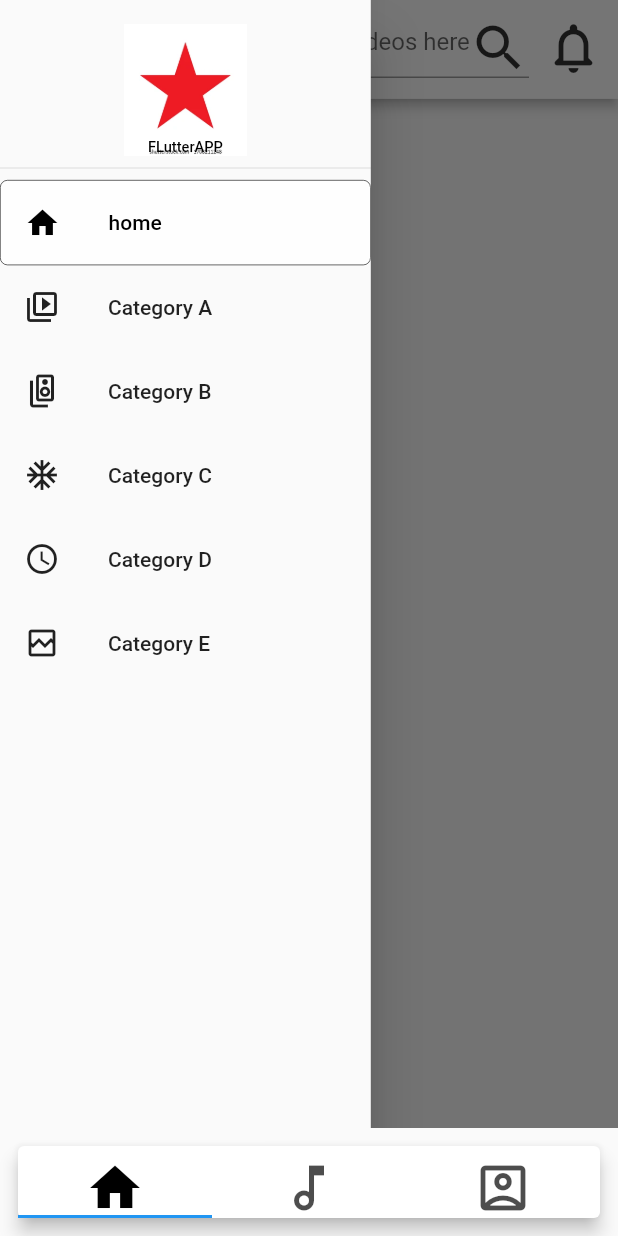
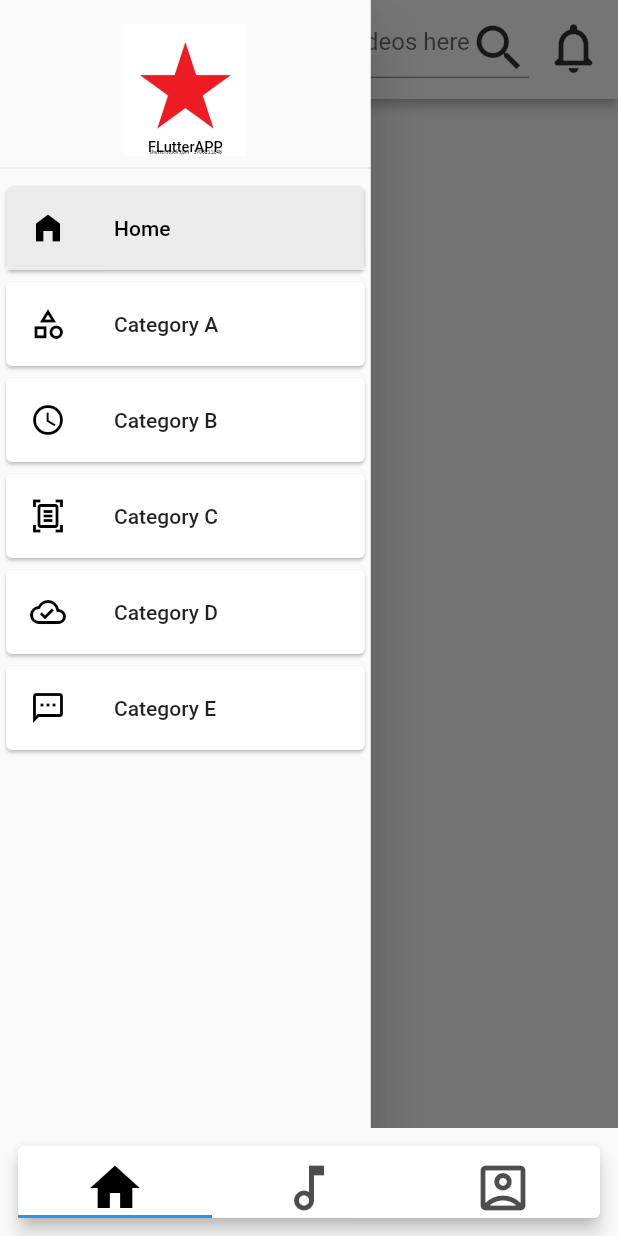
Before and after one commit to SaqibWani273/app1, a Flutter app: the screen it shows after launch, in the side drawer, after a tap on "FLutterAPP", on a phone screen of 412 x 824 dp. Run offline on Flutter 3.47's test engine with Material 2 defaults, Android fonts, the light colour scheme and no system bars; our stand-ins replace firebase_core, firebase_database, youtube_player_flutter; accounts and stored records are empty.

Commit message:
optimized and documented a bit

```diff
--- a/lib/main.dart
+++ b/lib/main.dart
@@ -4,7 +4,7 @@ import 'package:provider/provider.dart';
 import 'screens/all_screens.dart';
 import 'package:firebase_core/firebase_core.dart';
 import 'firebase_options.dart';
-import 'screens/home/home_data.dart';
+import 'screens/home/models/home_data.dart';
 
 Future<void> main() async {
   WidgetsFlutterBinding.ensureInitialized();
@@ -42,9 +42,11 @@ class _MyAppState extends State<MyApp> with SingleTickerProviderStateMixin {
       body: TabBarView(
         controller: _tabController,
         children: [
-          Consumer(builder: ((context, _, __) => Home())),
-          Audios(),
-          Profile(),
+          Consumer<HomeData>(
+            builder: ((context, homeData, _) => Home(homeData)),
+          ),
+          const Audios(),
+          const Profile(),
         ],
       ),
       bottomNavigationBar: myBottomNavigationBar(),
--- a/lib/screens/all_screens.dart
+++ b/lib/screens/all_screens.dart
@@ -1,4 +1,4 @@
-export 'home/home.dart';
+export 'home/widgets/home.dart';
 export 'audios.dart';
 export 'profile.dart';
-export 'home/my_app_bar.dart';
+export 'home/widgets/my_app_bar.dart';
--- a/lib/screens/home/categories.dart
+++ /dev/null
@@ -1,16 +0,0 @@
-import 'package:flutter/src/widgets/container.dart';
-import 'package:flutter/src/widgets/framework.dart';
-
-class Categories extends StatefulWidget {
-  const Categories({super.key});
-
-  @override
-  State<Categories> createState() => _CategoriesState();
-}
-
-class _CategoriesState extends State<Categories> {
-  @override
-  Widget build(BuildContext context) {
-    return Container();
-  }
-}
--- a/lib/screens/home/home_data.dart
+++ /dev/null
@@ -1,169 +0,0 @@
-//import 'dart:html';
-
-// import 'dart:js';
-
-import 'package:firebase_database/firebase_database.dart';
-import 'package:flutter/material.dart';
-
-class HomeData extends ChangeNotifier {
-  HomeData(BuildContext context);
-  //appIcon used in appbar on top
-  String appIcon = 'assets/images/app_icon.jpg';
-  String thumbnaiImage = 'assets/images/ab_lateef_bhat_modern_ss.png';
-  int currentTabIndex = 0;
-  String currentCategory = 'home';
-  changeCurrentTab(int index) {
-    currentTabIndex = index;
-    notifyListeners();
-  }
-
-  List<Map<String, String>> videosListMap = [];
-  late Map<String, Map> completeVideosList;
-  Future<List<Map<String, String>>> videosData() async {
-    try {
-      DatabaseReference ref =
-          FirebaseDatabase.instance.ref('completeVideosList');
-      final dataAtRef = await ref.get();
-
-      //casting data response to Map
-      completeVideosList = Map<String, Map>.from(
-        dataAtRef.value! as Map<Object?, Object?>,
-      );
-      //deep casting and traversing to get the actual data
-      setVideosListMap(completeVideosList);
-    } catch (e) {
-      print('error in firebase data fetching/videosData() function');
-    }
-    return videosListMap;
-  }
-
-  setVideosListMap(Map<String, Map> completeVideosList) {
-    videosListMap = [];
-    completeVideosList.forEach(
-      (categoryType, categoryMap) {
-        categoryMap.forEach((userId, value) {
-          // List<Map> videosList = value as List<Map>;
-          // print(videosList.length);
-          final userMap = Map<String, Map>.from(value);
-          userMap.forEach((videoId, value) {
-            // List<String> videosUrl = videoMap['videoUrl'];
-            // print('${videoMap.toString()} ......................');
-            final videoMap = Map<String, String>.from(value);
-            videosListMap.add(videoMap);
-          });
-        });
-      },
-    );
-  }
-
-  //my custom icon
-  IconData MyIcon(String iconName) {
-    switch (iconName) {
-      case 'home':
-        {
-          if (currentCategory == 'home') {
-            return Icons.home_sharp;
-          } else {
-            return Icons.home_outlined;
-          }
-        }
-      case 'Category A':
-        {
-          if (currentCategory == 'Category A') {
-            return Icons.video_collection_sharp;
-          } else {
-            return Icons.video_collection_outlined;
-          }
-        }
-      case 'Category B':
-        {
-          if (currentCategory == 'Category B') {
-            return Icons.speaker_group_sharp;
-          } else {
-            return Icons.speaker_group_outlined;
-          }
-        }
-      case 'Category C':
-        {
-          if (currentCategory == 'Category C') {
-            return Icons.ac_unit_sharp;
-          } else {
-            return Icons.ac_unit_outlined;
-          }
-        }
-      case 'Category D':
-        {
-          if (currentCategory == 'Category D') {
-            return Icons.access_time_filled_rounded;
-          } else {
-            return Icons.access_time_outlined;
-          }
-        }
-      case 'Category E':
-        {
-          if (currentCategory == 'Category E') {
-            return Icons.broken_image_sharp;
-          } else {
-            return Icons.broken_image_outlined;
-          }
-        }
-
-      default:
-        return Icons.abc_sharp;
-    }
-  }
-
-  // listtile in drawer
-  GestureDetector MyListTile<Widget>(String category, context) {
-    return GestureDetector(
-      onTap: () => changeCategory(category, context),
-      child: ListTile(
-        shape: currentCategory == category
-            ? RoundedRectangleBorder(
-                borderRadius: BorderRadius.circular(5),
-                side: BorderSide(width: 0.4),
-              )
-            : null,
-        selected: currentCategory == category ? true : false,
-        selectedTileColor: Colors.white70,
-        leading: Icon(
-          MyIcon(category),
-          color: currentCategory == category ? Colors.black : Colors.black87,
-        ),
-        title: Text(
-          category,
-          style: TextStyle(
-            color: currentCategory == category ? Colors.black : Colors.black87,
-          ),
-        ),
-      ),
-    );
-  }
-
-// to change category in drawer
-  changeCategory(String selectedCategory, BuildContext context) {
-    currentCategory = selectedCategory;
-    if (selectedCategory == 'home') {
-      setVideosListMap(completeVideosList);
-    } else {
-      videosListMap = [];
-      print('selected Category = $selectedCategory');
-
-      Map selectedMapCategory = completeVideosList['$selectedCategory']!;
-      selectedMapCategory.forEach((userId, value) {
-        // List<Map> videosList = value as List<Map>;
-
-        final userMap = Map<String, Map>.from(value);
-        userMap.forEach((videoId, value) {
-          // List<String> videosUrl = videoMap['videoUrl'];
-
-          final videoMap = Map<String, String>.from(value);
-          videosListMap.add(videoMap);
-        });
-      });
-    }
-    Navigator.of(context).pop();
-
-    notifyListeners();
-  }
-}
--- /dev/null
+++ b/lib/screens/home/models/home_data.dart
@@ -0,0 +1,117 @@
+import 'package:firebase_database/firebase_database.dart';
+import 'package:flutter/material.dart';
+
+class HomeData extends ChangeNotifier {
+  HomeData(BuildContext context);
+  //appIcon used in appbar on top
+  String appIcon = 'assets/images/app_icon.jpg';
+  String thumbnaiImage = 'assets/images/ab_lateef_bhat_modern_ss.png';
+  int currentTabIndex = 0;
+  //categories in drawer of home tab
+  String currentCategory = 'Home';
+  changeCurrentTab(int index) {
+    currentTabIndex = index;
+    notifyListeners();
+  }
+
+  List<Map<String, String>> videosListMap = [];
+  late Map<String, Map> completeVideosList;
+  Future<List<Map<String, String>>> videosData() async {
+    try {
+      DatabaseReference ref =
+          FirebaseDatabase.instance.ref('completeVideosList');
+      final dataAtRef = await ref.get();
+
+      //casting data response to Map
+      completeVideosList = Map<String, Map>.from(
+        dataAtRef.value! as Map<Object?, Object?>,
+      );
+      //deep casting and traversing to get the actual data
+      setVideosListMap();
+    } catch (e) {
+      print('error in firebase data fetching/videosData() function');
+    }
+    return videosListMap;
+  }
+
+  setVideosListMap() {
+    videosListMap = [];
+    completeVideosList.forEach(
+      (categoryType, categoryMap) {
+        categoryMap.forEach((userId, value) {
+          // List<Map> videosList = value as List<Map>;
+          // print(videosList.length);
+          final userMap = Map<String, Map>.from(value);
+          userMap.forEach((videoId, value) {
+            // List<String> videosUrl = videoMap['videoUrl'];
+            // print('${videoMap.toString()} ......................');
+            final videoMap = Map<String, String>.from(value);
+            videosListMap.add(videoMap);
+          });
+        });
+      },
+    );
+  }
+
+  // list of listTiles data
+  final List<Map<String, dynamic>> listTiles = [
+    {
+      'title': 'Home',
+      'filledIcon': Icons.home_filled,
+      'outlinedIcon': Icons.home_outlined
+    },
+    {
+      'title': 'Category A',
+      'filledIcon': Icons.category_sharp,
+      'outlinedIcon': Icons.category_outlined,
+    },
+    {
+      'title': 'Category B',
+      'filledIcon': Icons.access_time_filled,
+      'outlinedIcon': Icons.access_time_outlined,
+    },
+    {
+      'title': 'Category C',
+      'filledIcon': Icons.document_scanner_sharp,
+      'outlinedIcon': Icons.document_scanner_outlined,
+    },
+    {
+      'title': 'Category D',
+      'filledIcon': Icons.cloud_done_sharp,
+      'outlinedIcon': Icons.cloud_done_outlined,
+    },
+    {
+      'title': 'Category E',
+      'filledIcon': Icons.sms_rounded,
+      'outlinedIcon': Icons.sms_outlined,
+    },
+  ];
+// to change category in drawer
+  changeCategory(String selectedCategory, BuildContext context) {
+    currentCategory = selectedCategory;
+    //if category == home get all the videos
+    if (selectedCategory == 'Home') {
+      setVideosListMap();
+    }
+    // else get the particular category videos
+    else {
+      videosListMap = [];
+
+      Map selectedMapCategory = completeVideosList['$selectedCategory']!;
+      selectedMapCategory.forEach((userId, value) {
+        // List<Map> videosList = value as List<Map>;
+
+        final userMap = Map<String, Map>.from(value);
+        userMap.forEach((videoId, value) {
+          // List<String> videosUrl = videoMap['videoUrl'];
+
+          final videoMap = Map<String, String>.from(value);
+          videosListMap.add(videoMap);
+        });
+      });
+    }
+    Navigator.of(context).pop();
+
+    notifyListeners();
+  }
+}
--- a/lib/screens/home/my_drawer.dart
+++ /dev/null
@@ -1,65 +0,0 @@
-import 'package:flutter/material.dart';
-import 'package:provider/provider.dart';
-
-import 'home_data.dart';
-
-class MyDrawer extends StatelessWidget {
-  const MyDrawer({
-    Key? key,
-  }) : super(key: key);
-
-  @override
-  Widget build(BuildContext context) {
-    print('drawer build');
-    final homeData = Provider.of<HomeData>(context, listen: false);
-    return Drawer(
-      child: ListView(
-        // Important: Remove any padding from the ListView.
-        padding: EdgeInsets.zero,
-        children: [
-          SizedBox(
-            height: 120,
-            child: DrawerHeader(
-              child: GestureDetector(
-                onTap: () {
-                  print('image clicked');
-                },
-                child: Stack(
-                  alignment: Alignment.bottomCenter,
-                  children: [
-                    Image.asset(Provider.of<HomeData>(context).appIcon,
-                        fit: BoxFit.cover),
-                    const SizedBox(
-                      height: 5,
-                    ),
-                    Container(
-                      constraints: const BoxConstraints(
-                        maxWidth: 50.0,
-                      ),
-                      child: const FittedBox(
-                        fit: BoxFit.scaleDown,
-                        child: Text(
-                          'FLutterAPP',
-                          style: TextStyle(
-                            color: Colors.black,
-                            fontSize: 24,
-                          ),
-                        ),
-                      ),
-                    ),
-                  ],
-                ),
-              ),
-            ),
-          ),
-          homeData.MyListTile('home', context),
-          homeData.MyListTile('Category A', context),
-          homeData.MyListTile('Category B', context),
-          homeData.MyListTile('Category C', context),
-          homeData.MyListTile('Category D', context),
-          homeData.MyListTile('Category E', context),
-        ],
-      ),
-    );
-  }
-}
--- a/lib/screens/home/home.dart
+++ b/lib/screens/home/widgets/home.dart
@@ -1,13 +1,14 @@
-import 'package:app_for_publishing/screens/home/home_data.dart';
-import 'package:app_for_publishing/screens/home/my_video_player.dart';
 import 'package:flutter/material.dart';
 import 'package:provider/provider.dart';
 
+import '../models/home_data.dart';
+import 'my_video_player.dart';
 import 'my_app_bar.dart';
 import 'my_drawer.dart';
 
 class Home extends StatefulWidget {
-  const Home({super.key});
+  final HomeData homeData;
+  const Home(this.homeData, {super.key});
 
   @override
   State<Home> createState() => _HomeState();
@@ -17,12 +18,12 @@ class _HomeState extends State<Home> {
   late Future<List<Map<String, String>>> _videosDataFuture;
   @override
   void initState() {
-    _videosDataFuture =
-        Provider.of<HomeData>(context, listen: false).videosData();
+    _videosDataFuture = widget.homeData.videosData();
 
     super.initState();
   }
 
+  @override
   Widget build(BuildContext context) {
     print('home build');
 // declaring them in build for responsiveness
@@ -43,7 +44,7 @@ class _HomeState extends State<Home> {
       ),
       drawer: SizedBox(
         width: deviceWidth * 0.6,
-        child: MyDrawer(),
+        child: const MyDrawer(),
       ),
       body: FutureBuilder(
           future: _videosDataFuture,
@@ -57,13 +58,11 @@ class _HomeState extends State<Home> {
               case ConnectionState.done:
                 {
                   if (snapshot.hasData) {
-                    // List<Map<String, String>> videoInfoList =
-                    //     Provider.of<VideoData>(context).videosInfo;
                     List<Map<String, String>> videosListMap =
-                        Provider.of<HomeData>(context).videosListMap;
+                        widget.homeData.videosListMap;
                     return SingleChildScrollView(
                       // physics: NeverScrollableScrollPhysics(),
-                      child: Container(
+                      child: SizedBox(
                         height: deviceHeight,
                         child: GridView.builder(
                           itemCount: videosListMap.length,
@@ -88,7 +87,7 @@ class _HomeState extends State<Home> {
                         ),
                       ),
                     );
-                  }
+                  } else {
                     return Center(
                       child: Column(
                         mainAxisAlignment: MainAxisAlignment.center,
@@ -97,6 +96,7 @@ class _HomeState extends State<Home> {
                         ],
                       ),
                     );
+                  }
                 }
 
               default:
@@ -136,7 +136,6 @@ class VideosList extends StatelessWidget {
                     ),
                   ),
                 );
-                print('tapped');
               }),
               child: SizedBox(
                 height: 200,
@@ -165,16 +164,16 @@ class VideosList extends StatelessWidget {
               height: 20,
               width: 35,
               alignment: Alignment.center,
-              child: Text(
+              margin: const EdgeInsets.only(right: 05.0, bottom: 05.0),
+              color: Colors.black87.withOpacity(0.8),
+              child: const Text(
                 "00:00",
                 style: TextStyle(color: Colors.white, fontSize: 13.0),
               ),
-              margin: const EdgeInsets.only(right: 05.0, bottom: 05.0),
-              color: Colors.black87.withOpacity(0.8),
             )
           ],
         ),
-        SizedBox(
+        const SizedBox(
           height: 10,
         ),
         SizedBox(
@@ -195,12 +194,12 @@ class VideosList extends StatelessWidget {
               child: Column(children: [
                 Container(
                   alignment: Alignment.topLeft,
-                  margin: EdgeInsets.only(left: 40),
+                  margin: const EdgeInsets.only(left: 40),
                   child: Text(
                     videosListMap[index]['description']!,
                     maxLines: 2,
                     overflow: TextOverflow.ellipsis,
-                    style: TextStyle(
+                    style: const TextStyle(
                         fontSize: 17.0,
                         fontFamily: 'Roboto-Bold',
                         fontWeight: FontWeight.w500),
--- a/lib/screens/home/my_app_bar.dart
+++ b/lib/screens/home/widgets/my_app_bar.dart
@@ -1,4 +1,4 @@
-import 'package:app_for_publishing/screens/home/home_data.dart';
+import 'package:app_for_publishing/screens/home/models/home_data.dart';
 import 'package:flutter/material.dart';
 import 'package:provider/provider.dart';
 
--- /dev/null
+++ b/lib/screens/home/widgets/my_drawer.dart
@@ -0,0 +1,97 @@
+import 'package:flutter/material.dart';
+import 'package:provider/provider.dart';
+
+import '../models/home_data.dart';
+
+class MyDrawer extends StatelessWidget {
+  const MyDrawer({
+    Key? key,
+  }) : super(key: key);
+
+  @override
+  Widget build(BuildContext context) {
+    print('drawer build');
+    final homeData = Provider.of<HomeData>(context, listen: false);
+    return Drawer(
+      child: ListView(
+        // Important: Remove any padding from the ListView.
+        padding: EdgeInsets.zero,
+        children: [
+          SizedBox(
+            height: 120,
+            child: DrawerHeader(
+              child: GestureDetector(
+                onTap: () {
+                  print('image clicked');
+                },
+                child: Stack(
+                  alignment: Alignment.bottomCenter,
+                  children: [
+                    Image.asset(Provider.of<HomeData>(context).appIcon,
+                        fit: BoxFit.cover),
+                    const SizedBox(
+                      height: 5,
+                    ),
+                    Container(
+                      constraints: const BoxConstraints(
+                        maxWidth: 50.0,
+                      ),
+                      child: const FittedBox(
+                        fit: BoxFit.scaleDown,
+                        child: Text(
+                          'FLutterAPP',
+                          style: TextStyle(
+                            color: Colors.black,
+                            fontSize: 24,
+                          ),
+                        ),
+                      ),
+                    ),
+                  ],
+                ),
+              ),
+            ),
+          ),
+          Column(
+            children: homeData.listTiles
+                .map(((listItem) => Container(
+                      child: GestureDetector(
+                        //context is needed to call navigator.pop(context)
+                        onTap: (() => homeData.changeCategory(
+                            listItem['title'], context)),
+                        child: Card(
+                          color: homeData.currentCategory == listItem['title']
+                              ? Colors.grey[400]
+                              : Colors.white,
+                          child: ListTile(
+                            selected:
+                                homeData.currentCategory == listItem['title']
+                                    ? true
+                                    : false,
+                            selectedTileColor: Colors.white70,
+                            leading: Icon(
+                              homeData.currentCategory == listItem['title']
+                                  ? listItem['filledIcon']
+                                  : listItem['outlinedIcon'],
+                              color: Colors.black,
+                            ),
+                            title: Text(
+                              listItem['title'],
+                              style: TextStyle(
+                                color: homeData.currentCategory ==
+                                        listItem['title']
+                                    ? Colors.black
+                                    : Colors.black87,
+                              ),
+                            ),
+                          ),
+                        ),
+                      ),
+                    )))
+                .toList(),
+          ),
+        ],
+      ),
+    );
+  }
+}
--- a/lib/screens/home/my_video_player.dart
+++ b/lib/screens/home/widgets/my_video_player.dart
@@ -1,9 +1,5 @@
-import 'package:app_for_publishing/screens/home/home_data.dart';
 import 'package:flutter/material.dart';
-import 'package:provider/provider.dart';
 import 'package:youtube_player_flutter/youtube_player_flutter.dart';
-
-import 'home.dart';
 
 class MyVideoPlayer extends StatefulWidget {
   final Map<String, String> videoData;
```
Lines whose indentation alone changed are shown as unchanged.
